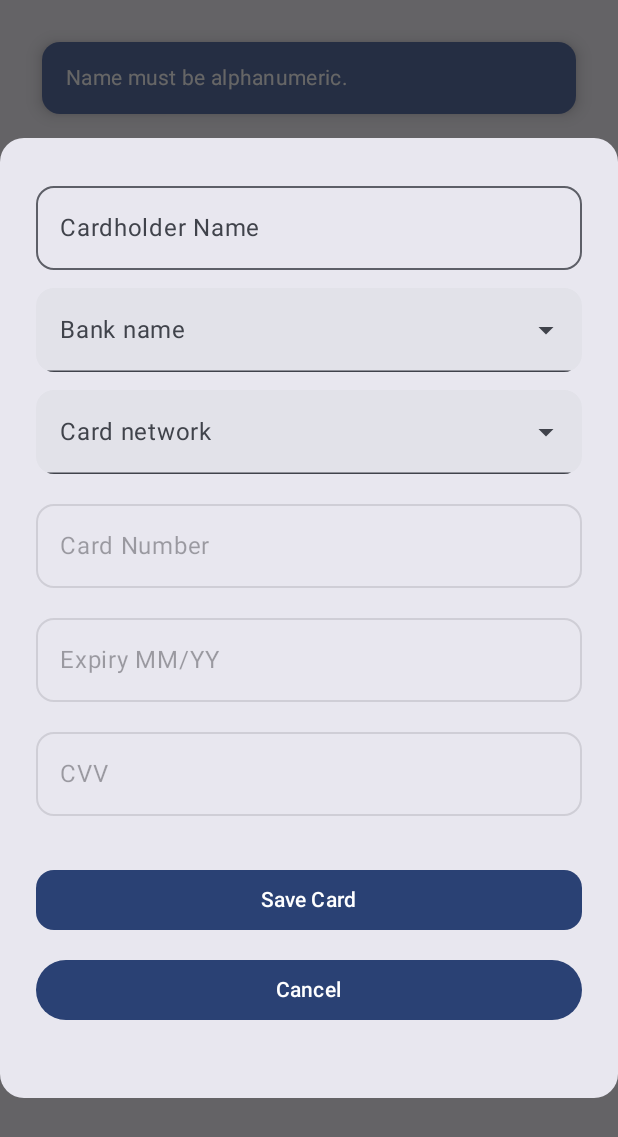
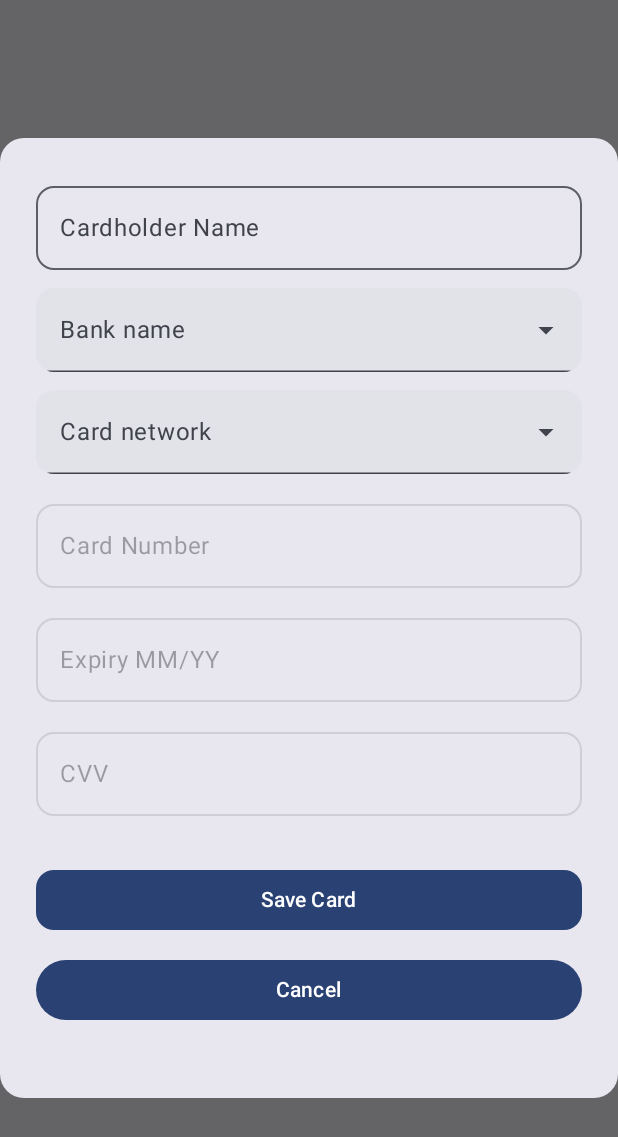
Before and after one commit to althafvly/CCStore, an Android app built with Jetpack Compose: the composable SaveCardDialog shown on its own in the app's theme, after a tap on "Save Card", on a phone screen of 412 x 824 dp. Shown: the top 1137 px of the screen. Run offline under Robolectric (Android 15) with nearby library versions, the phone set to English and light mode, and no system bars; 8 statements that could not run were skipped.

Commit message:
Add toast messages for card validation errors
- Display toast for invalid name, card number, expiry date, and CVV
- Tailored messages based on card network (e.g., Amex-specific CVV length)
- Improves user clarity during card save process

```diff
--- a/app/src/main/java/com/sorrybro/ccstore/screen/save/SaveButton.kt
+++ b/app/src/main/java/com/sorrybro/ccstore/screen/save/SaveButton.kt
@@ -1,12 +1,11 @@
 package com.sorrybro.ccstore.screen.save
 
+import android.widget.Toast
 import androidx.compose.foundation.layout.fillMaxWidth
 import androidx.compose.foundation.shape.RoundedCornerShape
 import androidx.compose.material3.Button
-import androidx.compose.material3.SnackbarHostState
 import androidx.compose.material3.Text
 import androidx.compose.runtime.Composable
-import androidx.compose.runtime.rememberCoroutineScope
 import androidx.compose.ui.Modifier
 import androidx.compose.ui.platform.LocalContext
 import androidx.compose.ui.res.stringResource
@@ -15,8 +14,6 @@ import com.sorrybro.ccstore.R
 import com.sorrybro.ccstore.data.CardEntity
 import com.sorrybro.ccstore.data.CardNetwork
 import com.sorrybro.ccstore.view.CardViewModel
-import kotlinx.coroutines.launch
-
 
 @Composable
 fun SaveButton(
@@ -27,12 +24,10 @@ fun SaveButton(
     cardNetwork: String,
     bankName: String,
     viewModel: CardViewModel,
-    snackbarHostState: SnackbarHostState,
     onSaved: () -> Unit,
     initialCard: CardEntity? = null
 ) {
     val context = LocalContext.current
-    val coroutineScope = rememberCoroutineScope()
 
     Button(
         onClick = {
@@ -48,24 +43,26 @@ fun SaveButton(
                 else -> numberRaw.length in 13..19
             }
             val isExpiryValid = expiry.matches(Regex("^(0[1-9]|1[0-2])/\\d{2}$"))
-            val isCvvValid =
-                if (cardNetwork == CardNetwork.AMERICAN_EXPRESS.displayName) cvv.length == 4 else cvv.length == 3
+            val isAmex = cardNetwork == CardNetwork.AMERICAN_EXPRESS.displayName
+            val isCvvValid = if (isAmex) cvv.length == 4 else cvv.length == 3
+            val requiredLength = if (isAmex) 15 else 16
+            val cvvLength = if (isAmex) 4 else 3
 
             when {
-                !isNameValid -> coroutineScope.launch {
-                    snackbarHostState.showSnackbar(context.getString(R.string.toast_name_valid))
+                !isNameValid -> {
+                    Toast.makeText(context, context.getString(R.string.toast_name_valid), Toast.LENGTH_SHORT).show()
                 }
 
-                !isNumberValid -> coroutineScope.launch {
-                    snackbarHostState.showSnackbar(context.getString(R.string.toast_number_valid))
+                !isNumberValid -> {
+                    Toast.makeText(context, context.getString(R.string.toast_number_valid, requiredLength), Toast.LENGTH_SHORT).show()
                 }
 
-                !isExpiryValid -> coroutineScope.launch {
-                    snackbarHostState.showSnackbar(context.getString(R.string.toast_expiry_valid))
+                !isExpiryValid -> {
+                    Toast.makeText(context, context.getString(R.string.toast_expiry_valid), Toast.LENGTH_SHORT).show()
                 }
 
-                !isCvvValid -> coroutineScope.launch {
-                    snackbarHostState.showSnackbar(context.getString(R.string.toast_cvv_valid))
+                !isCvvValid -> {
+                    Toast.makeText(context, context.getString(R.string.toast_cvv_valid, cvvLength), Toast.LENGTH_SHORT).show()
                 }
 
                 else -> {
@@ -94,9 +91,7 @@ fun SaveButton(
                         )
                     }
                     onSaved()
-                    coroutineScope.launch {
-                        snackbarHostState.showSnackbar(context.getString(R.string.card_saved))
-                    }
+                    Toast.makeText(context, context.getString(R.string.card_saved), Toast.LENGTH_SHORT).show()
                 }
             }
         },
--- a/app/src/main/java/com/sorrybro/ccstore/screen/save/SaveCardDialog.kt
+++ b/app/src/main/java/com/sorrybro/ccstore/screen/save/SaveCardDialog.kt
@@ -23,7 +23,6 @@ fun SaveCardDialog(
 
     SaveCardForm(
         viewModel = viewModel,
-        snackbarHostState = snackbarHostState,
         onDismissRequest = onDismissRequest,
         initialCard = initialCard
     )
--- a/app/src/main/java/com/sorrybro/ccstore/screen/save/SaveCardForm.kt
+++ b/app/src/main/java/com/sorrybro/ccstore/screen/save/SaveCardForm.kt
@@ -31,7 +31,6 @@ import com.sorrybro.ccstore.view.CardViewModel
 @Composable
 fun SaveCardForm(
     viewModel: CardViewModel,
-    snackbarHostState: SnackbarHostState,
     onDismissRequest: () -> Unit,
     initialCard: CardEntity? = null
 ) {
@@ -87,7 +86,6 @@ fun SaveCardForm(
                     cardNetwork = cardNetwork,
                     bankName = bankName,
                     viewModel = viewModel,
-                    snackbarHostState = snackbarHostState,
                     onSaved = {
                         name = ""
                         expiry = ""
--- a/app/src/main/res/values/strings.xml
+++ b/app/src/main/res/values/strings.xml
@@ -2,17 +2,17 @@
     <string name="app_name" translatable="false">CCStore</string>
     <string name="authenticate_title">Authenticate to access your cards</string>
     <string name="card_number">Card Number</string>
-    <string name="card_saved">Card saved.</string>
+    <string name="card_saved">Card successfully saved! 💾</string>
     <string name="cardholder_name">Cardholder Name</string>
     <string name="cvv">CVV</string>
     <string name="delete">Delete</string>
     <string name="expiry_mm_yy">Expiry MM/YY</string>
     <string name="expires">"Expires: "</string>
     <string name="save_card">Save Card</string>
-    <string name="toast_cvv_valid">CVV does not match for the card network.</string>
-    <string name="toast_expiry_valid">Expiry must be in MM/YY format.</string>
-    <string name="toast_name_valid">Name must be alphanumeric.</string>
-    <string name="toast_number_valid">Card number length does not match card network.</string>
+    <string name="toast_cvv_valid">CVV must be %d digits.</string>
+    <string name="toast_expiry_valid">Invalid expiry date. Use MM/YY format (e.g., 01/25).</string>
+    <string name="toast_name_valid">Invalid name. Only letters and spaces are allowed.</string>
+    <string name="toast_number_valid">Card number must be %d digits.</string>
     <string name="your_cards">Your Cards</string>
     <string name="card_network">Card network</string>
     <string name="delete_card">Delete card</string>
```
